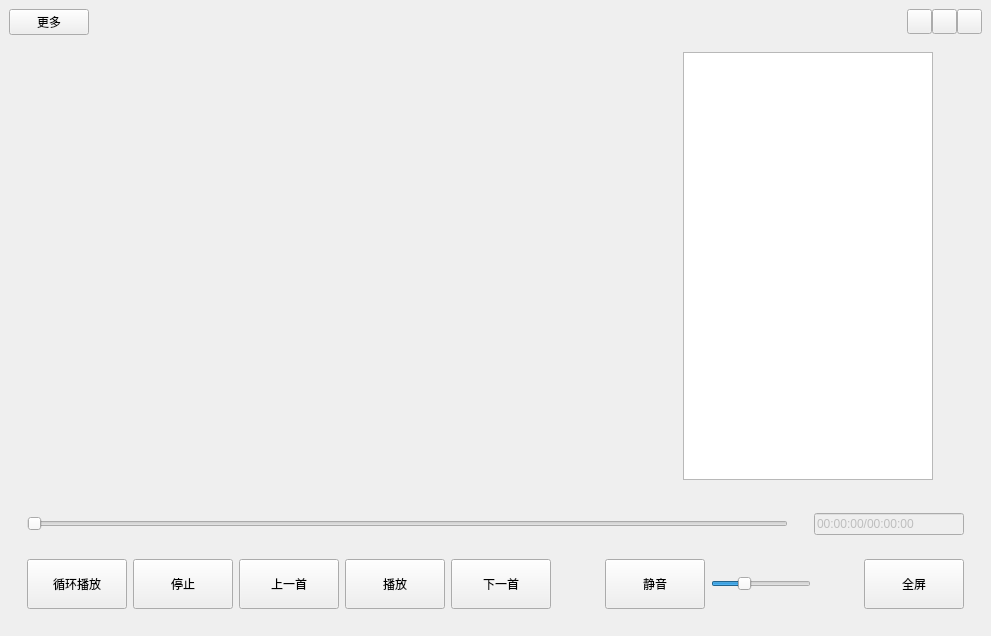
Old version of the form MainWindow.ui in the repository scut-201930340437/ASongPlayer.
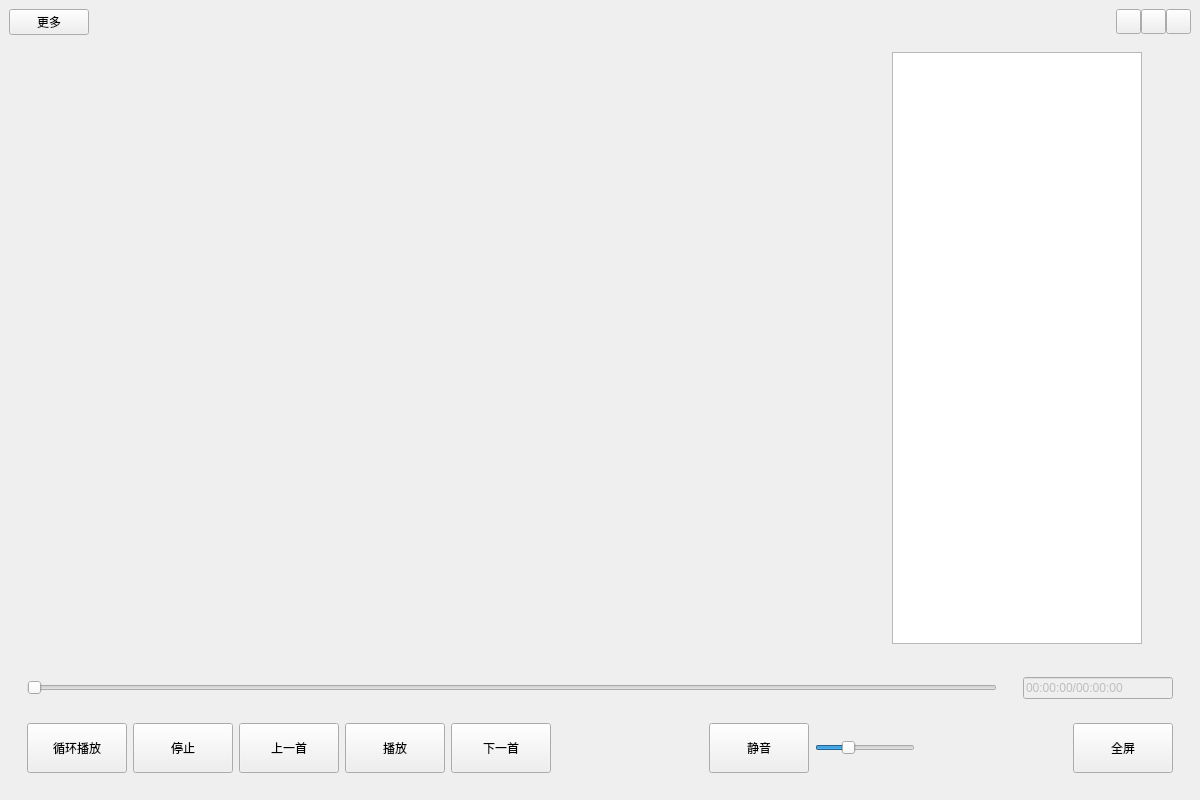
New version of the form. Custom widgets are drawn as their Qt base class.

The edit to the form file:
```diff
--- a/MainWindow.ui
+++ b/MainWindow.ui
@@ -6,14 +6,14 @@
    <rect>
     <x>0</x>
     <y>0</y>
-    <width>991</width>
-    <height>636</height>
+    <width>1200</width>
+    <height>800</height>
    </rect>
   </property>
   <property name="minimumSize">
    <size>
-    <width>800</width>
-    <height>600</height>
+    <width>1200</width>
+    <height>800</height>
    </size>
   </property>
   <property name="focusPolicy">
```
